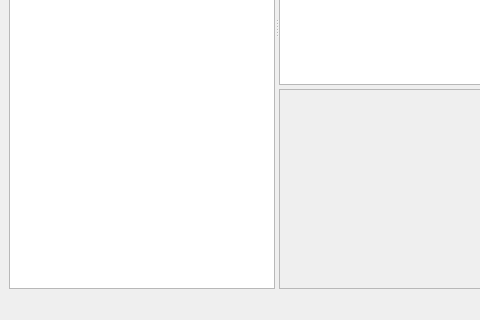
Before: the Qt Designer form ui/main_window.ui in caxapyk/gaoo-cfp, drawn with Qt 5; both pictures show x 0 to 480 and y 280 to 600 of the 908 by 600 pixel window.
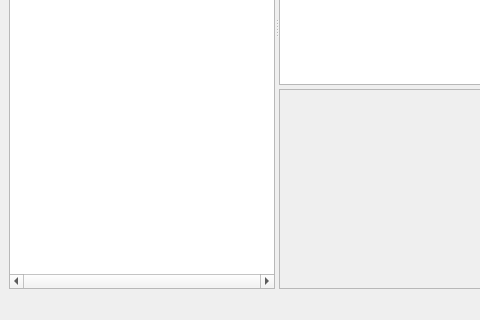
After: the same form once the commit is applied.

The edit to the form file:
```diff
--- a/ui/main_window.ui
+++ b/ui/main_window.ui
@@ -92,6 +92,9 @@
           <property name="contextMenuPolicy">
            <enum>Qt::CustomContextMenu</enum>
           </property>
+          <property name="horizontalScrollBarPolicy">
+           <enum>Qt::ScrollBarAlwaysOn</enum>
+          </property>
           <property name="editTriggers">
            <set>QAbstractItemView::EditKeyPressed</set>
           </property>
```
